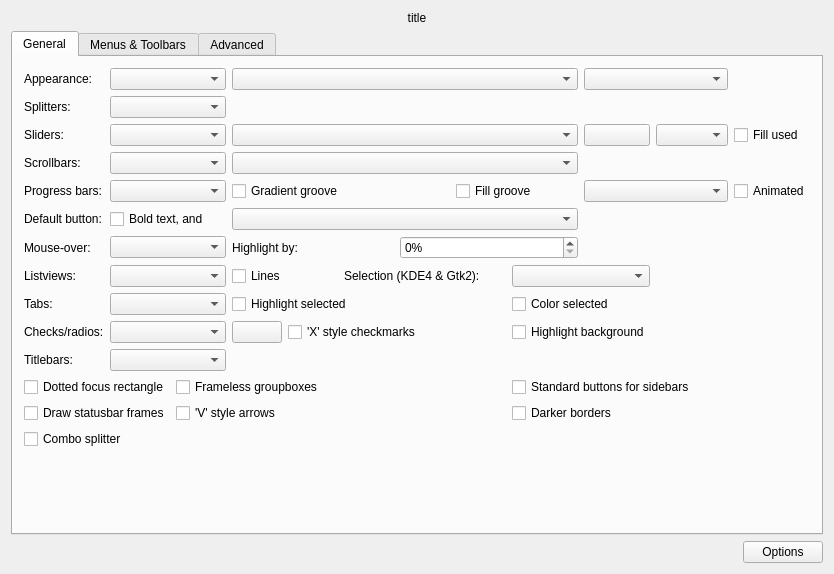
Before: the Qt Designer form config/qtcurveconfigbase.ui in QtCurve/qtcurve, drawn with Qt 5.
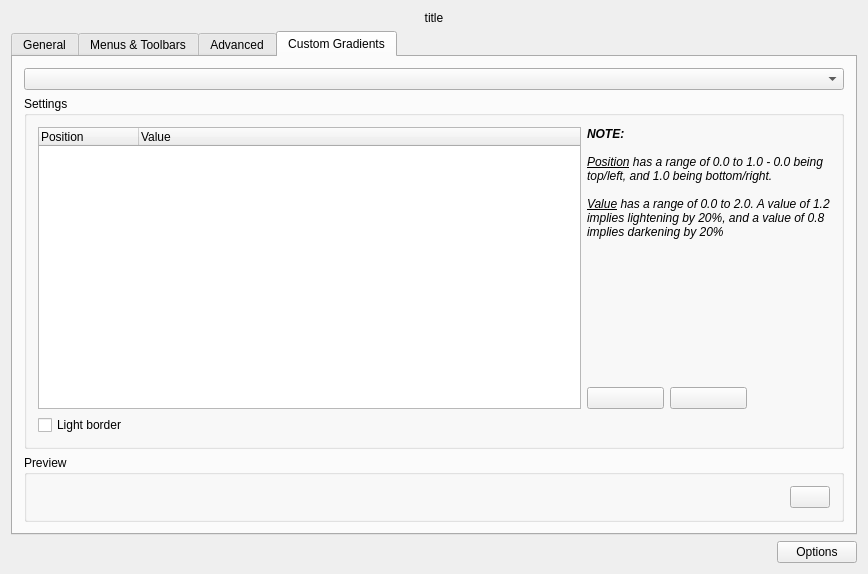
After: the same form once the commit is applied. The open tabs and pages were chosen to show the change. Custom widgets are drawn as their Qt base class.

Commit message: Custom gradients.

What changed in the file:
```diff
--- a/config/qtcurveconfigbase.ui
+++ b/config/qtcurveconfigbase.ui
@@ -5,7 +5,7 @@
    <rect>
     <x>0</x>
     <y>0</y>
-    <width>834</width>
+    <width>868</width>
     <height>574</height>
    </rect>
   </property>
@@ -834,6 +834,116 @@
        </item>
       </layout>
      </widget>
+     <widget class="QWidget" name="gradientsTab" >
+      <attribute name="title" >
+       <string>Custom Gradients</string>
+      </attribute>
+      <layout class="QVBoxLayout" >
+       <item>
+        <widget class="QComboBox" name="gradCombo" />
+       </item>
+       <item>
+        <widget class="QGroupBox" name="groupBox" >
+         <property name="title" >
+          <string>Settings</string>
+         </property>
+         <layout class="QGridLayout" >
+          <item rowspan="2" row="0" column="0" >
+           <widget class="QTreeWidget" name="gradStops" >
+            <column>
+             <property name="text" >
+              <string>Position</string>
+             </property>
+            </column>
+            <column>
+             <property name="text" >
+              <string>Value</string>
+             </property>
+            </column>
+           </widget>
+          </item>
+          <item row="0" column="1" colspan="3" >
+           <widget class="QLabel" name="label_3" >
+            <property name="text" >
+             <string>&lt;html>&lt;head>&lt;meta name="qrichtext" content="1" />&lt;style type="text/css">
+p, li { white-space: pre-wrap; }
+&lt;/style>&lt;/head>&lt;body style=" font-family:'Verdana'; font-size:9pt; font-weight:400; font-style:normal;">
+&lt;p style=" margin-top:0px; margin-bottom:0px; margin-left:0px; margin-right:0px; -qt-block-indent:0; text-indent:0px;">&lt;span style=" font-weight:600; font-style:italic;">NOTE:&lt;/span>&lt;span style=" font-style:italic;"> &lt;/span>&lt;/p>
+&lt;p style="-qt-paragraph-type:empty; margin-top:0px; margin-bottom:0px; margin-left:0px; margin-right:0px; -qt-block-indent:0; text-indent:0px; font-style:italic;">&lt;/p>
+&lt;p style=" margin-top:0px; margin-bottom:0px; margin-left:0px; margin-right:0px; -qt-block-indent:0; text-indent:0px; font-style:italic;">&lt;span style=" text-decoration: underline;">Position&lt;/span> has a range of 0.0 to 1.0 - 0.0 being top/left, and 1.0 being bottom/right.&lt;/p>
+&lt;p style="-qt-paragraph-type:empty; margin-top:0px; margin-bottom:0px; margin-left:0px; margin-right:0px; -qt-block-indent:0; text-indent:0px; font-style:italic;">&lt;/p>
+&lt;p style=" margin-top:0px; margin-bottom:0px; margin-left:0px; margin-right:0px; -qt-block-indent:0; text-indent:0px; font-style:italic;">&lt;span style=" text-decoration: underline;">Value&lt;/span> has a range of 0.0 to 2.0. A value of 1.2 implies lightening by 20%, and a value of 0.8 implies darkening by 20%&lt;/p>&lt;/body>&lt;/html></string>
+            </property>
+            <property name="alignment" >
+             <set>Qt::AlignLeading|Qt::AlignLeft|Qt::AlignTop</set>
+            </property>
+            <property name="wordWrap" >
+             <bool>true</bool>
+            </property>
+           </widget>
+          </item>
+          <item row="1" column="1" >
+           <widget class="KPushButton" name="addButton" />
+          </item>
+          <item row="1" column="2" >
+           <widget class="KPushButton" name="removeButton" />
+          </item>
+          <item row="1" column="3" >
+           <spacer>
+            <property name="orientation" >
+             <enum>Qt::Horizontal</enum>
+            </property>
+            <property name="sizeType" >
+             <enum>QSizePolicy::Minimum</enum>
+            </property>
+            <property name="sizeHint" >
+             <size>
+              <width>40</width>
+              <height>20</height>
+             </size>
+            </property>
+           </spacer>
+          </item>
+          <item row="2" column="0" >
+           <widget class="QCheckBox" name="gradLightBorder" >
+            <property name="text" >
+             <string>Light border</string>
+            </property>
+           </widget>
+          </item>
+         </layout>
+        </widget>
+       </item>
+       <item>
+        <widget class="QGroupBox" name="gradPreviewBox" >
+         <property name="sizePolicy" >
+          <sizepolicy vsizetype="Maximum" hsizetype="Preferred" >
+           <horstretch>0</horstretch>
+           <verstretch>0</verstretch>
+          </sizepolicy>
+         </property>
+         <property name="title" >
+          <string>Preview</string>
+         </property>
+         <layout class="QHBoxLayout" >
+          <item>
+           <widget class="QWidget" native="1" name="previewWidgetContainer" />
+          </item>
+          <item>
+           <widget class="KColorButton" name="previewColor" >
+            <property name="sizePolicy" >
+             <sizepolicy vsizetype="Fixed" hsizetype="Fixed" >
+              <horstretch>0</horstretch>
+              <verstretch>0</verstretch>
+             </sizepolicy>
+            </property>
+           </widget>
+          </item>
+         </layout>
+        </widget>
+       </item>
+      </layout>
+     </widget>
     </widget>
    </item>
    <item row="2" column="0" >
@@ -866,6 +976,11 @@
    <extends>QPushButton</extends>
    <header>kcolorbutton.h</header>
   </customwidget>
+  <customwidget>
+   <class>KPushButton</class>
+   <extends>QPushButton</extends>
+   <header>kpushbutton.h</header>
+  </customwidget>
  </customwidgets>
  <tabstops>
   <tabstop>optionsTab</tabstop>
```
The commit also changes 6 other files.
